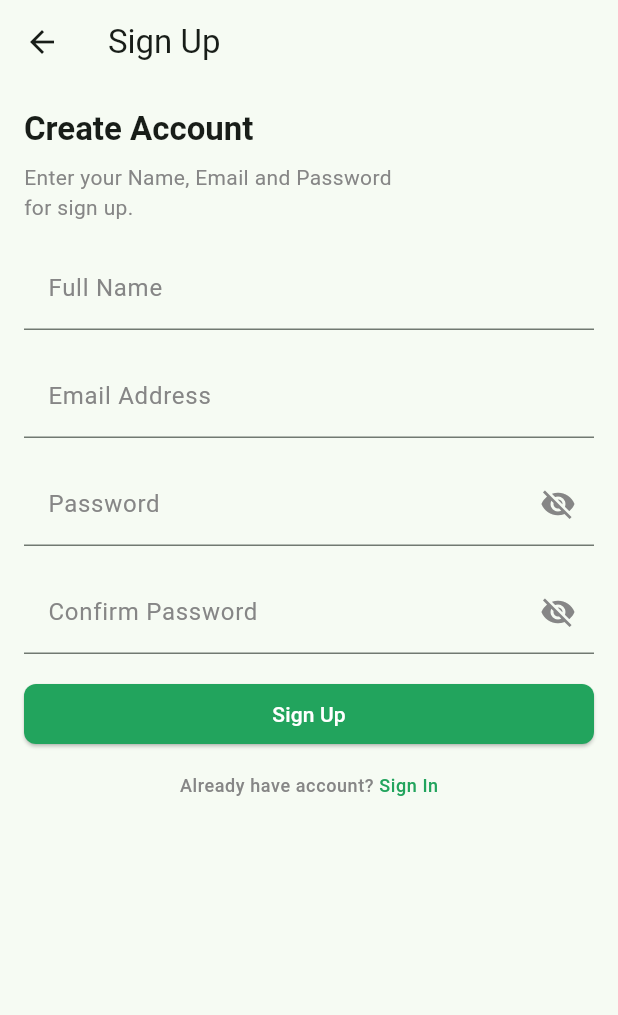
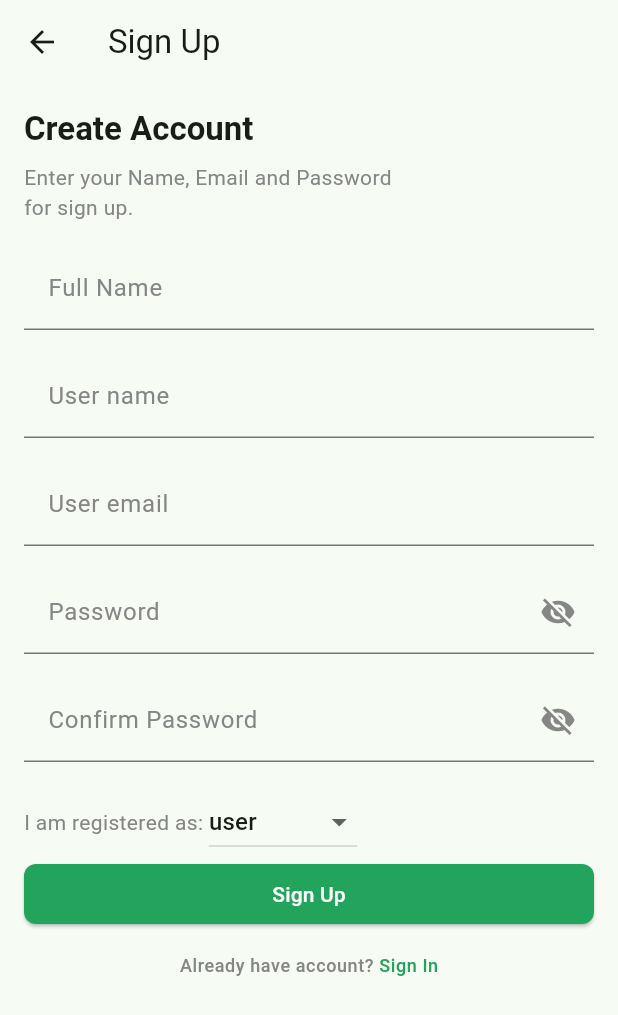
Before and after one commit to dttrung26/resto, a Flutter app: the SignUpScreen screen opened directly, on a phone screen of 412 x 824 dp. Shown: the top 1015 px of the screen. Run offline on Flutter 3.47's test engine with Material 3 defaults, Android fonts, the phone set to English and light mode, and no system bars; our stand-ins replace flutter_svg, form_field_validator, shared_preferences; missing offline and left inert: dart:ffi; accounts and stored records are empty.

```diff
--- a/lib/constants.dart
+++ b/lib/constants.dart
@@ -38,12 +38,12 @@ const InputDecoration otpInputDecoration = InputDecoration(
 
 const kErrorBorderSide = BorderSide(color: Colors.red, width: 1);
 
-// Validator
+// TODO: Enable this at presentation
 final passwordValidator = MultiValidator([
   RequiredValidator(errorText: 'Password is required'),
-  MinLengthValidator(8, errorText: 'Password must be at least 8 digits long'),
-  PatternValidator(r'(?=.*?[#?!@$%^&*-/])',
-      errorText: 'Passwords must have at least one special character')
+  // MinLengthValidator(6, errorText: 'Password must be at least 8 digits long'),
+  // PatternValidator(r'(?=.*?[#?!@$%^&*-/])',
+  //     errorText: 'Passwords must have at least one special character')
 ]);
 
 final emailValidator = MultiValidator([
--- /dev/null
+++ b/lib/controllers/auth_provider.dart
@@ -0,0 +1,18 @@
+import 'package:flutter/material.dart';
+import 'package:resto/models/user.dart';
+
+class AuthProvider extends ChangeNotifier {
+  User? _user;
+
+  User? get user => _user;
+
+  void setUser(User newUser) {
+    _user = newUser;
+    notifyListeners();
+  }
+
+  void clearUser() {
+    _user = null;
+    notifyListeners();
+  }
+}
--- /dev/null
+++ b/lib/models/user.dart
@@ -0,0 +1,76 @@
+import 'dart:convert';
+
+class User {
+  int userID;
+  String username;
+  String password;
+  String email;
+  String? phoneNumber;
+  String role;
+  double balance;
+  String? address;
+  String? postcode;
+  String? cardNumber;
+  bool? hasSubscription;
+  String? subscreatedAt;
+  String? subscriptionExpirationDate;
+  List<String>? reviews;
+  List<String>? orders;
+
+  User({
+    required this.userID,
+    required this.username,
+    required this.password,
+    required this.email,
+    this.phoneNumber,
+    required this.role,
+    this.balance = 0,
+    this.address,
+    this.postcode,
+    this.cardNumber = '',
+    this.hasSubscription = false,
+    this.subscreatedAt,
+    this.subscriptionExpirationDate,
+    this.reviews,
+    this.orders,
+  });
+
+  factory User.fromJson(Map<String, dynamic> json) => User(
+        userID: json['userID'],
+        username: json['username'],
+        password: json['password'],
+        email: json['email'],
+        phoneNumber: json['phoneNumber'],
+        role: json['role'],
+        balance: json['balance'],
+        address: json['address'],
+        postcode: json['postcode'],
+        cardNumber: json['cardNumber'],
+        hasSubscription: json['hasSubscription'],
+        subscreatedAt: json['subscreatedat'],
+        subscriptionExpirationDate: json['subscriptionExpirationDate'],
+        reviews:
+            json['reviews'] != null ? List<String>.from(json['reviews']) : null,
+        orders:
+            json['orders'] != null ? List<String>.from(json['orders']) : null,
+      );
+
+  Map<String, dynamic> toJson() => {
+        'userID': userID,
+        'username': username,
+        'password': password,
+        'email': email,
+        'phoneNumber': phoneNumber,
+        'role': role,
+        'balance': balance,
+        'address': address,
+        'postcode': postcode,
+        'cardNumber': cardNumber,
+        'hasSubscription': hasSubscription,
+        'subscreatedat': subscreatedAt,
+        'subscriptionExpirationDate': subscriptionExpirationDate,
+        //TODO check this
+        'reviews': reviews != null ? List<dynamic>.from(reviews!) : null,
+        'orders': orders != null ? List<dynamic>.from(orders!) : null,
+      };
+}
--- a/lib/screens/home/home_screen.dart
+++ b/lib/screens/home/home_screen.dart
@@ -1,4 +1,7 @@
 import 'package:flutter/material.dart';
+import 'package:provider/provider.dart';
+import 'package:resto/controllers/auth_provider.dart';
+import 'package:resto/models/user.dart';
 
 import '../../components/cards/big/big_card_image_slide.dart';
 import '../../components/cards/big/restaurant_info_big_card.dart';
@@ -16,11 +19,13 @@ class HomeScreen extends StatelessWidget {
 
   @override
   Widget build(BuildContext context) {
+    User user = Provider.of<AuthProvider>(context, listen: false).user!;
     return Scaffold(
       appBar: AppBar(
         leading: const SizedBox(),
         title: Column(
           children: [
+            Text("G'day ${user.username}"),
             Text(
               "Delivery to".toUpperCase(),
               style: Theme.of(context)
--- a/lib/screens/orderDetails/order_details_screen.dart
+++ b/lib/screens/orderDetails/order_details_screen.dart
@@ -43,7 +43,7 @@ class OrderDetailsScreen extends StatelessWidget {
               const TotalPrice(price: 20),
               const SizedBox(height: defaultPadding * 2),
               PrimaryButton(
-                text: "Checkout (\$20.10)",
+                text: "Checkout (A\$20.10)",
                 press: () {},
               ),
             ],
--- a/lib/screens/signUp/components/sign_up_form.dart
+++ b/lib/screens/signUp/components/sign_up_form.dart
@@ -1,8 +1,16 @@
+import 'dart:ffi';
+
 import 'package:flutter/material.dart';
+import 'package:provider/provider.dart';
+import 'package:resto/controllers/auth_provider.dart';
 import 'package:resto/entry_point.dart';
+import 'package:resto/models/user.dart';
+import 'package:resto/screens/home/home_screen.dart';
 import 'package:resto/screens/phoneLogin/phone_login_screen.dart';
+import 'package:resto/services/auth_service.dart';
+import '../../../constants.dart';
 
-import '../../../constants.dart';
+final roleList = ['user', 'restaurant'];
 
 class SignUpForm extends StatefulWidget {
   const SignUpForm({super.key});
@@ -15,6 +23,11 @@ class _SignUpFormState extends State<SignUpForm> {
   final _formKey = GlobalKey<FormState>();
 
   bool _obscureText = true;
+  final fullNameController = TextEditingController();
+  final userNameController = TextEditingController();
+  final passwordController = TextEditingController();
+  final emailController = TextEditingController();
+  var roleController = roleList.first;
 
   @override
   Widget build(BuildContext context) {
@@ -24,25 +37,38 @@ class _SignUpFormState extends State<SignUpForm> {
         children: [
           // Full Name Field
           TextFormField(
+            controller: fullNameController,
             validator: requiredValidator,
             onSaved: (value) {},
             textInputAction: TextInputAction.next,
             decoration: const InputDecoration(hintText: "Full Name"),
           ),
+
+          //User name
+          const SizedBox(height: defaultPadding),
+          TextFormField(
+            controller: userNameController,
+            validator: requiredValidator,
+            onSaved: (value) {},
+            textInputAction: TextInputAction.next,
+            decoration: const InputDecoration(hintText: "User name"),
+          ),
           const SizedBox(height: defaultPadding),
 
-          // Email Field
+          // email Field
           TextFormField(
+            controller: emailController,
             validator: emailValidator,
             onSaved: (value) {},
             textInputAction: TextInputAction.next,
             keyboardType: TextInputType.emailAddress,
-            decoration: const InputDecoration(hintText: "Email Address"),
+            decoration: const InputDecoration(hintText: "User email"),
           ),
           const SizedBox(height: defaultPadding),
 
           // Password Field
           TextFormField(
+            controller: passwordController,
             obscureText: _obscureText,
             validator: passwordValidator,
             textInputAction: TextInputAction.next,
@@ -83,14 +109,80 @@ class _SignUpFormState extends State<SignUpForm> {
           ),
           const SizedBox(height: defaultPadding),
           // Sign Up Button
+          Row(
+            children: [
+              const Text("I am registered as: "),
+              DropdownButton<String>(
+                value: roleController,
+                onChanged: (String? value) {
+                  setState(() {
+                    roleController = value!;
+                  });
+                },
+                items: <String>['user', 'restaurant'].map((String value) {
+                  return DropdownMenuItem<String>(
+                    value: value,
+                    child: Text(value),
+                  );
+                }).toList(),
+              ),
+            ],
+          ),
           ElevatedButton(
-            onPressed: () {
-              Navigator.pushReplacement(
-                context,
-                MaterialPageRoute(
-                  builder: (_) => const EntryPoint(),
-                ),
+            onPressed: () async {
+              var user = User(
+                userID: 0,
+                username: userNameController.text,
+                password: passwordController.text,
+                email: emailController.text,
+                role: roleController,
+                //missing data
+                phoneNumber: "",
+                address: "",
+                postcode: "",
               );
+              var currentUser = await AuthService.register(user);
+              if (currentUser != null) {
+                var loggedInUser = await AuthService.login(
+                    currentUser.email, currentUser.password);
+                if (loggedInUser != null) {
+                  Provider.of<AuthProvider>(context, listen: false)
+                      .setUser(loggedInUser);
+                  Navigator.pushAndRemoveUntil(
+                    context,
+                    MaterialPageRoute(
+                      builder: (context) => const EntryPoint(),
+                    ),
+                    (_) => true,
+                  );
+                } else {
+                  ScaffoldMessenger.of(context).showSnackBar(
+                    SnackBar(
+                      content: const Text('Fail to login'),
+                      duration: const Duration(seconds: 2),
+                      action: SnackBarAction(
+                        label: 'Close',
+                        onPressed: () {
+                          ScaffoldMessenger.of(context).hideCurrentSnackBar();
+                        },
+                      ),
+                    ),
+                  );
+                }
+              } else {
+                ScaffoldMessenger.of(context).showSnackBar(
+                  SnackBar(
+                    content: const Text('Fail to register'),
+                    duration: const Duration(seconds: 2),
+                    action: SnackBarAction(
+                      label: 'Close',
+                      onPressed: () {
+                        ScaffoldMessenger.of(context).hideCurrentSnackBar();
+                      },
+                    ),
+                  ),
+                );
+              }
             },
             child: const Text("Sign Up"),
           ),
--- /dev/null
+++ b/lib/services/auth_service.dart
@@ -0,0 +1,46 @@
+import 'package:flutter/material.dart';
+import 'package:resto/models/user.dart';
+import 'dart:convert';
+import 'package:http/http.dart' as http;
+
+class AuthService {
+  static const String apiUrl = 'http://prakashcodes-001-site1.ktempurl.com';
+
+  static Future<User?> register(User user) async {
+    try {
+      final response = await http.post(
+        Uri.parse('$apiUrl/api/User'),
+        headers: <String, String>{
+          'Content-Type': 'application/json; charset=UTF-8',
+        },
+        body: jsonEncode(user.toJson()),
+      );
+      // print(response.body.toString());
+      if (response.statusCode == 200) {
+        var loggedInUser = User.fromJson(json.decode(response.body));
+        return loggedInUser;
+      }
+    } catch (error) {
+      print('Error during register: $error');
+      throw Exception("Fail to register new user");
+    }
+  }
+
+  static Future<User?> login(String email, String password) async {
+    try {
+      final response = await http.get(
+        Uri.parse('$apiUrl/api/User/login?email=$email&password=$password'),
+        headers: <String, String>{
+          'Content-Type': 'application/json; charset=UTF-8',
+        },
+      );
+      print(response.body.toString());
+      if (response.statusCode == 200) {
+        return User.fromJson(json.decode(response.body));
+      }
+    } catch (error) {
+      print('Error during login: $error');
+      throw Exception("Fail to login");
+    }
+  }
+}
--- /dev/null
+++ b/lib/services/local_service.dart
@@ -0,0 +1,30 @@
+import 'package:resto/models/user.dart';
+import 'package:shared_preferences/shared_preferences.dart';
+
+enum userAttributes {
+  userName,
+  email,
+  phoneNumber,
+  role,
+  address,
+  postCode,
+  cardNumber,
+  balance,
+}
+
+class LocalService {
+  static saveUserToLocalService(User user) async {
+    final SharedPreferences prefs = await SharedPreferences.getInstance();
+    await prefs.setString(userAttributes.userName as String, user.username);
+    await prefs.setString(userAttributes.email as String, user.email);
+    await prefs.setString(
+        userAttributes.phoneNumber as String, user.phoneNumber ?? "");
+    await prefs.setString(userAttributes.role as String, user.role);
+    await prefs.setString(userAttributes.address as String, user.address ?? "");
+    await prefs.setString(
+        userAttributes.postCode as String, user.postcode ?? "");
+    await prefs.setString(
+        userAttributes.cardNumber as String, user.cardNumber ?? "");
+    await prefs.setDouble(userAttributes.balance as String, user.balance);
+  }
+}
--- a/pubspec.yaml
+++ b/pubspec.yaml
@@ -12,6 +12,9 @@ dependencies:
 
   flutter_svg: ^2.0.6
   form_field_validator: ^1.1.0
+  http: ^1.2.1
+  provider: ^6.1.2
+  shared_preferences: ^2.2.3
 
 dev_dependencies:
   flutter_test:
```
Also changed, not shown: lib/main.dart (+7 -1 lines), lib/models/restaurant.dart (added, +65 -0 lines), lib/screens/auth/components/sign_in_form.dart (+31 -4 lines), lib/test_cases.dart (added, +20 -0 lines), lib/components/snack_bar.dart (added), lib/models/review.dart (added), pubspec.lock, 9 other files.
